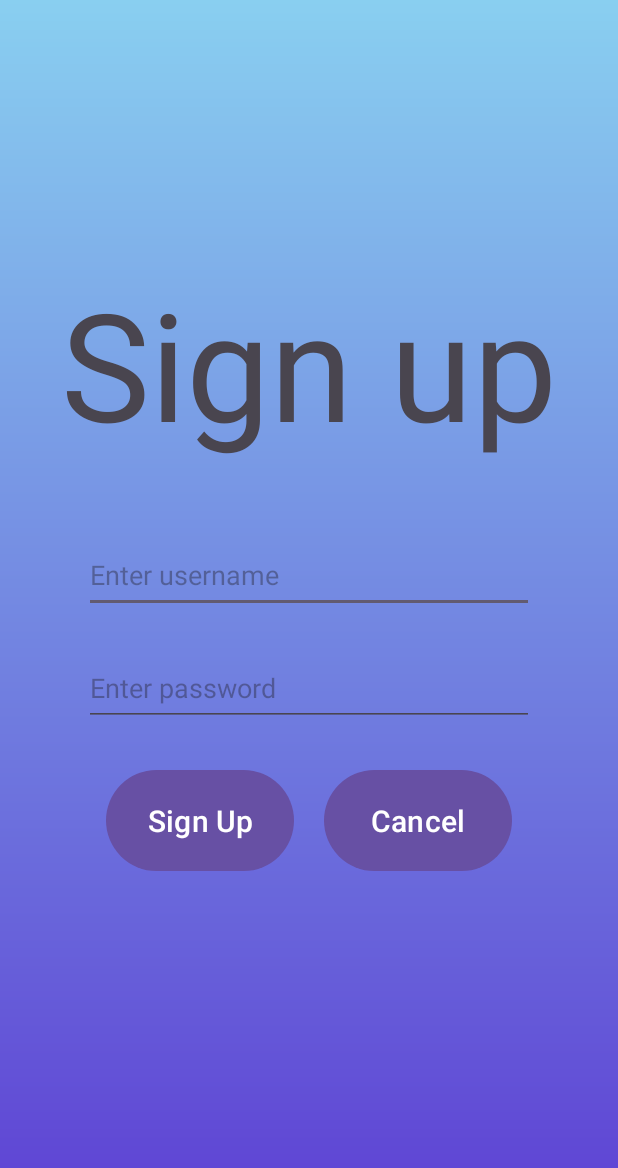
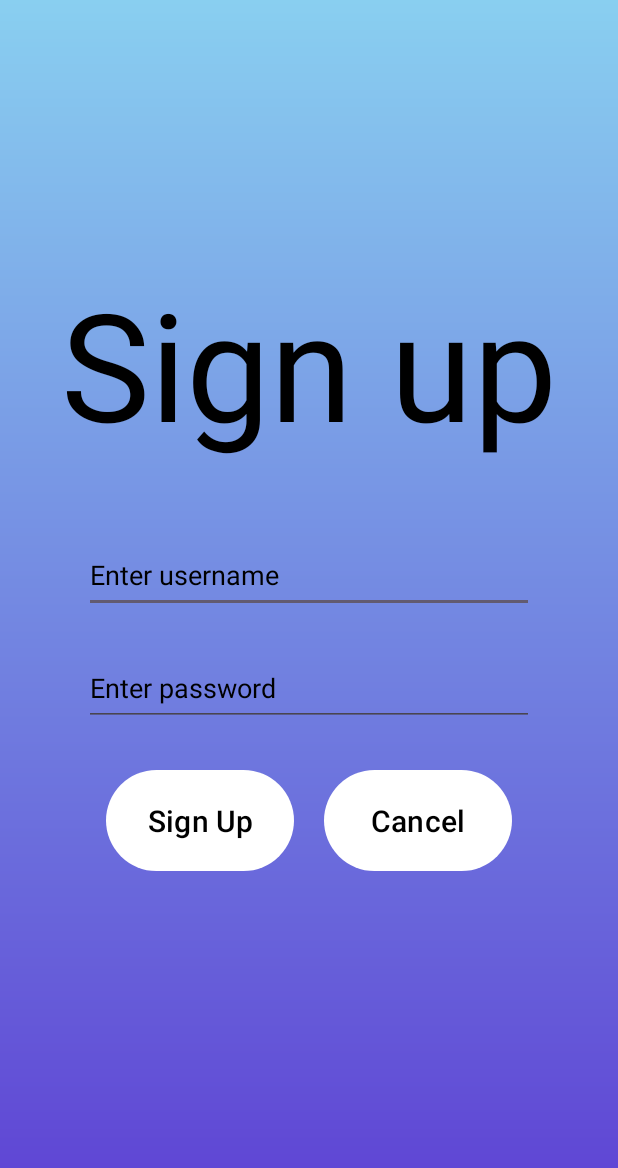
Before and after one commit to zacktram/DiaryApp, an Android app: the screen it shows after launch (SignUpActivity), after a tap on "New to Diary? Sign up Here", on a phone screen of 412 x 824 dp. Shown: the top 1168 px of the screen. Run offline under Robolectric (Android 15) with nearby library versions, the phone set to English and light mode, and no system bars; 1 other tap on this screen came first.

Commit message:
added light and dark mode

```diff
--- a/app/src/main/java/com/example/finalprojectcs373/HomeActivity.java
+++ b/app/src/main/java/com/example/finalprojectcs373/HomeActivity.java
@@ -61,7 +61,7 @@ public class HomeActivity extends AppCompatActivity {
     }
 
     private void setEntryAdapter() {
-        EntryAdapter entryAdapter = new EntryAdapter(getApplicationContext(), Entry.entryArrayList);
+        EntryAdapter entryAdapter = new EntryAdapter(this, Entry.entryArrayList);
         entryListView.setAdapter(entryAdapter);
     }
 
--- a/app/src/main/java/com/example/finalprojectcs373/StartingActivity.java
+++ b/app/src/main/java/com/example/finalprojectcs373/StartingActivity.java
@@ -1,23 +1,42 @@
 package com.example.finalprojectcs373;
 
+import android.app.UiModeManager;
+import android.content.Context;
 import android.content.Intent;
+import android.content.res.Configuration;
+import android.hardware.Sensor;
+import android.hardware.SensorEvent;
+import android.hardware.SensorEventListener;
+import android.hardware.SensorManager;
 import android.os.Bundle;
 import android.view.View;
 import android.widget.EditText;
 
 import androidx.activity.EdgeToEdge;
+import androidx.annotation.NonNull;
 import androidx.appcompat.app.AppCompatActivity;
+import androidx.appcompat.app.AppCompatDelegate;
 
 import com.google.android.material.snackbar.BaseTransientBottomBar;
 import com.google.android.material.snackbar.Snackbar;
 
-public class StartingActivity extends AppCompatActivity {
+public class StartingActivity extends AppCompatActivity implements SensorEventListener {
+
+    private SensorManager sensorManager;
+    private Sensor lightSensor;
+    private float lightValue;
 
     @Override
     protected void onCreate(Bundle savedInstanceState) {
         EdgeToEdge.enable(this);
         super.onCreate(savedInstanceState);
+        initWidgets();
         setContentView(R.layout.starting_activity);
+    }
+
+    private void initWidgets() {
+        sensorManager = (SensorManager) getSystemService(Context.SENSOR_SERVICE);
+        lightSensor = sensorManager.getDefaultSensor(Sensor.TYPE_LIGHT);
     }
 
     public void SignUp(View v) {
@@ -43,4 +62,24 @@ public class StartingActivity extends AppCompatActivity {
         }
     }
 
+    @Override
+    protected void onStart() {
+        super.onStart();
+        sensorManager.registerListener(this, lightSensor, sensorManager.SENSOR_DELAY_NORMAL);
+    }
+
+    @Override
+    public void onSensorChanged(SensorEvent sensorEvent) {
+        lightValue = sensorEvent.values[0];
+        if(lightValue > 20000) {
+            AppCompatDelegate.setDefaultNightMode(AppCompatDelegate.MODE_NIGHT_NO);
+        } else {
+            AppCompatDelegate.setDefaultNightMode(AppCompatDelegate.MODE_NIGHT_YES);
+        }
+    }
+
+    @Override
+    public void onAccuracyChanged(Sensor sensor, int i) {
+
+    }
 }
--- /dev/null
+++ b/app/src/main/res/drawable/gradient_background_dark.xml
@@ -0,0 +1,8 @@
+<?xml version="1.0" encoding="utf-8"?>
+<shape xmlns:android="http://schemas.android.com/apk/res/android">
+    <gradient
+        android:startColor="#4224B8"
+        android:endColor="#16055A"
+        android:angle="300"
+    />
+</shape>
--- a/app/src/main/res/layout/entry_item.xml
+++ b/app/src/main/res/layout/entry_item.xml
@@ -12,7 +12,7 @@
         android:text="Title"
         android:textStyle="bold"
         android:maxLines="1"
-        android:textColor="@color/black"
+        style="@style/TEXT_COLOR"
         android:textSize="25sp"
         android:layout_alignParentLeft="true"
     />
@@ -23,7 +23,7 @@
         android:layout_height="wrap_content"
         android:text="Created On"
         android:maxLines="1"
-        android:textColor="@color/black"
+        style="@style/TEXT_COLOR"
         android:textSize="20sp"
         android:layout_below="@id/entryItemTitle"
         android:layout_alignParentLeft="true"
--- a/app/src/main/res/layout/signup_activity.xml
+++ b/app/src/main/res/layout/signup_activity.xml
@@ -3,7 +3,7 @@
     android:layout_width="match_parent"
     android:layout_height="match_parent"
     android:layout_centerInParent="true"
-    android:background="@drawable/gradient_background">
+    style="@style/SCREEN" >
 
     <TextView
         android:id="@+id/signupText"
@@ -14,6 +14,7 @@
         android:layout_alignParentTop="true"
         android:layout_centerHorizontal="true"
         android:layout_marginTop="175sp"
+        style="@style/TEXT_COLOR"
     />
 
     <EditText
@@ -24,6 +25,7 @@
         android:layout_marginTop="50sp"
         android:layout_centerHorizontal="true"
         android:hint="Enter username"
+        style="@style/TEXT_COLOR"
         />
 
     <EditText
@@ -35,6 +37,7 @@
         android:layout_centerHorizontal="true"
         android:hint="Enter password"
         android:inputType="textPassword"
+        style="@style/TEXT_COLOR"
     />
 
     <LinearLayout
@@ -52,6 +55,7 @@
         android:layout_marginTop="25sp"
         android:layout_centerHorizontal="true"
         android:layout_marginRight="10sp"
+        style="@style/BUTTON"
     />
 
     <Button
@@ -64,6 +68,7 @@
         android:layout_centerHorizontal="true"
         android:layout_marginLeft="10sp"
         android:onClick="ReturnToLogin"
+        style="@style/BUTTON"
     />
 </LinearLayout>
 
--- a/app/src/main/res/values-night/themes.xml
+++ b/app/src/main/res/values-night/themes.xml
@@ -3,5 +3,28 @@
     <style name="Base.Theme.FinalProjectCS373" parent="Theme.Material3.DayNight.NoActionBar">
         <!-- Customize your dark theme here. -->
         <!-- <item name="colorPrimary">@color/my_dark_primary</item> -->
+        <item name="android:statusBarColor">@android:color/transparent</item>
+        <item name="android:navigationBarColor">@android:color/transparent</item>
     </style>
+
+    <style name="SCREEN">
+        <item name="android:background">
+            @drawable/gradient_background_dark
+        </item>
+    </style>
+
+    <style name="TEXT_COLOR">
+        <item name="android:textColor"> #D1CFCF </item>
+        <item name="android:textColorHint"> #D1CFCF </item>
+    </style>
+
+    <style name="BUTTON">
+        <item name="backgroundTint">
+            @color/purple
+        </item>
+        <item name="android:textColor">
+            @color/white
+        </item>
+    </style>
+
 </resources>
--- a/app/src/main/res/values/colors.xml
+++ b/app/src/main/res/values/colors.xml
@@ -4,4 +4,6 @@
     <color name="white">#FFFFFFFF</color>
     <color name="transparent">#00FFFFFF</color>
     <color name="gray">#5A5A5A</color>
+    <color name="purple">#673AB7</color>
+    <color name="nightModeTextColor">#D1CFCF</color>
 </resources>
--- a/app/src/main/res/values/themes.xml
+++ b/app/src/main/res/values/themes.xml
@@ -1,4 +1,4 @@
-<resources xmlns:tools="http://schemas.android.com/tools">
+<resources xmlns:tools="http://schemas.android.com/tools" xmlns:android="http://schemas.android.com/apk/res/android">
     <!-- Base application theme. -->
     <style name="Base.Theme.FinalProjectCS373" parent="Theme.Material3.DayNight.NoActionBar">
         <!-- Customize your light theme here. -->
@@ -8,4 +8,35 @@
     </style>
 
     <style name="Theme.FinalProjectCS373" parent="Base.Theme.FinalProjectCS373" />
+
+
+    <style name="SCREEN">
+        <item name="android:background">
+            @drawable/gradient_background_light
+        </item>
+    </style>
+
+    <style name="TEXT_COLOR">
+        <item name="android:textColor">
+            @color/black
+        </item>
+        <item name="android:textColorHint">
+            @color/black
+        </item>
+    </style>
+
+    <style name="BUTTON">
+        <item name="backgroundTint">
+            @color/white
+        </item>
+        <item name="android:textColor">
+            @color/black
+        </item>
+    </style>
+
+    <style name="DIVIDER_COLOR">
+        <item name="android:divider">
+            @color/gray
+        </item>
+    </style>
 </resources>
```
Also changed, not shown: app/src/main/AndroidManifest.xml (+8 -4 lines), app/src/main/java/com/example/finalprojectcs373/EntryAdapter.java (+17 -1 lines), app/src/main/res/layout/home_activity.xml (+7 -8 lines), app/src/main/res/layout/new_entry_activity.xml (+6 -2 lines), app/src/main/res/layout/starting_activity.xml (+7 -2 lines), app/src/main/res/drawable/gradient_background_light.xml (renamed from app/src/main/res/drawable/gradient_background.xml).
